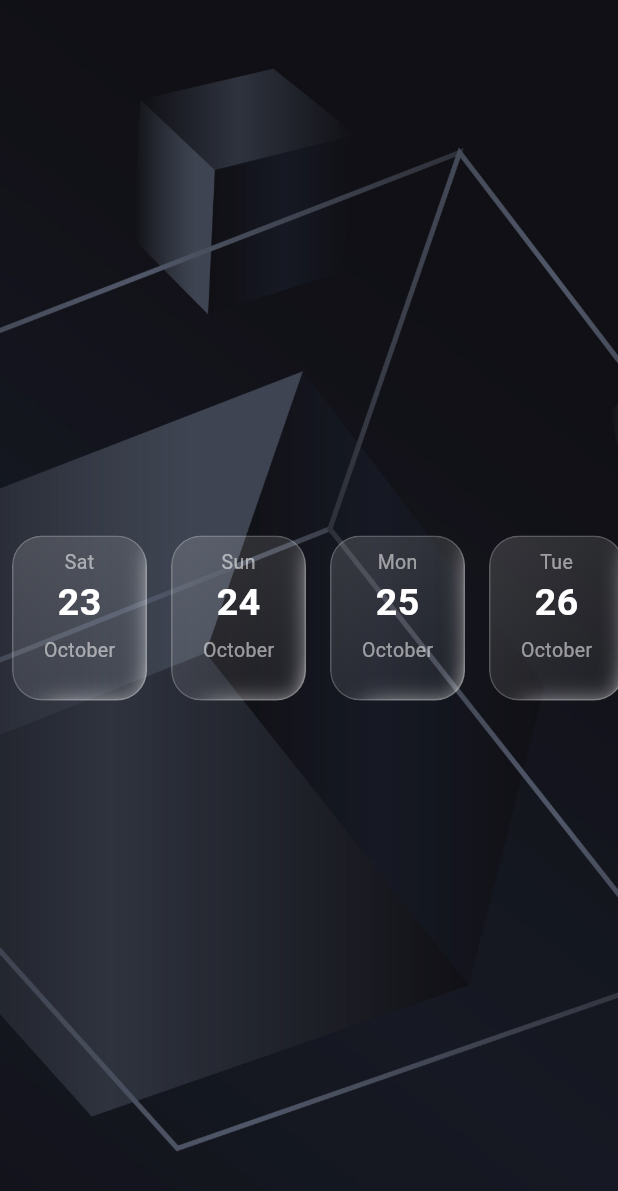
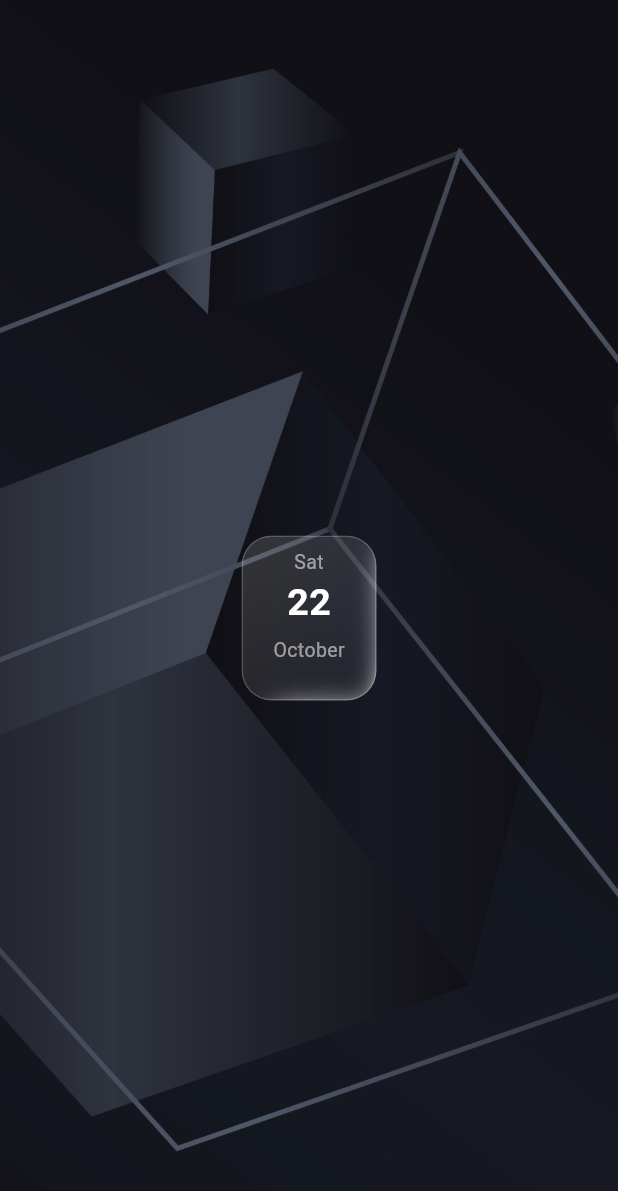
Before and after one commit to Redooyyy/CityU_Student_Portal, a Flutter app: the screen it shows after launch, on a phone screen of 412 x 824 dp. Shown: the top 1191 px of the screen. Run offline on Flutter 3.47's test engine with Material 3 defaults, Android fonts, the phone set to English and light mode, and no system bars; our stand-ins replace loading_animation_widget; missing offline and left inert: chip_list, cool_dropdown.

Commit message:
On tab color change for custom date_choice_chip

```diff
--- /dev/null
+++ b/lib/custom_components/date_weak_chip.dart
@@ -0,0 +1,98 @@
+import 'package:cityu_student_protal/custom_widget/glass_container2.dart';
+import 'package:flutter/material.dart';
+
+class DateWeakChip {
+  final double sigmaX;
+  final double sigmaY;
+  final String day;
+  final String date;
+  final String month;
+  final GestureTapCallback onTab;
+  final bool selected;
+
+  DateWeakChip({
+    required this.sigmaX,
+    required this.sigmaY,
+    required this.day,
+    required this.date,
+    required this.month,
+    required this.onTab,
+    this.selected = false,
+  });
+
+  Widget myCard() {
+    return Padding(
+      padding: const EdgeInsets.all(8.0),
+      child: GestureDetector(
+        onTap: onTab,
+        child: GlassContainer2(
+          sigmaY: sigmaY,
+          sigmaX: sigmaX,
+          width: 90,
+          height: 110,
+          borderRadius: 20,
+          boxShadow: selected
+              ? [
+                  BoxShadow(
+                    color: Colors.blue,
+                    blurRadius: 100,
+                    spreadRadius: -15,
+                    offset: Offset(0, 3),
+                  ),
+                ]
+              : [
+                  BoxShadow(
+                    color: Colors.white,
+                    blurRadius: 15,
+                    offset: Offset(95, 0),
+                  ),
+                  BoxShadow(
+                    color: Colors.white,
+                    blurRadius: 15,
+                    offset: Offset(15, 115),
+                  ),
+                  BoxShadow(
+                    color: Colors.white,
+                    blurRadius: 15,
+                    offset: Offset(90, 90),
+                  ),
+                ],
+          child: Column(
+            children: [
+              Padding(
+                padding: const EdgeInsets.only(top: 8.0),
+                child: Text(
+                  day,
+                  style: TextStyle(
+                    color: Colors.white54,
+                    fontWeight: FontWeight.w400,
+                    fontSize: 13,
+                  ),
+                ),
+              ),
+              Text(
+                date,
+                style: TextStyle(
+                  color: Colors.white,
+                  fontWeight: FontWeight.w600,
+                  fontSize: 25,
+                ),
+              ),
+              Padding(
+                padding: const EdgeInsets.only(top: 4.0),
+                child: Text(
+                  month,
+                  style: TextStyle(
+                    color: Colors.white54,
+                    fontWeight: FontWeight.w400,
+                    fontSize: 13,
+                  ),
+                ),
+              ),
+            ],
+          ),
+        ),
+      ),
+    );
+  }
+}
--- a/lib/pages/home_page.dart
+++ b/lib/pages/home_page.dart
@@ -1,12 +1,19 @@
 import 'package:cityu_student_protal/custom_components/cancel_button.dart';
+import 'package:cityu_student_protal/custom_components/date_weak_chip.dart';
 import 'package:cityu_student_protal/custom_widget/glass_container2.dart';
 import 'package:cityu_student_protal/custom_widget/glassy_container.dart';
 import 'package:flutter/material.dart';
 import 'package:flutter/rendering.dart';
 
-class HomePage extends StatelessWidget {
-  const HomePage({super.key});
+class HomePage extends StatefulWidget {
+  bool selected = false;
+  HomePage({super.key});
 
+  @override
+  State<HomePage> createState() => _HomePageState();
+}
+
+class _HomePageState extends State<HomePage> {
   @override
   Widget build(BuildContext context) {
     return Scaffold(
@@ -38,13 +45,19 @@ class HomePage extends StatelessWidget {
                 children: [
                   //NOTE:Testing values
                   //TODO:Fetch from API
-                  myCard("Sat", "23", "October"),
-                  myCard("Sun", "24", "October"),
-                  myCard("Mon", "25", "October"),
-                  myCard("Tue", "26", "October"),
-                  myCard("Wed", "27", "October"),
-                  myCard("Thu", "28", "October"),
-                  myCard("Fri", "29", "October"),
+                  DateWeakChip(
+                    day: "Sat",
+                    month: "October",
+                    date: "22",
+                    sigmaY: 0,
+                    sigmaX: 0,
+                    selected: widget.selected,
+                    onTab: () {
+                      print("Tabbed");
+                      widget.selected = !widget.selected;
+                      setState(() {});
+                    },
+                  ).myCard(),
                 ],
               ),
             ),
@@ -53,64 +66,4 @@ class HomePage extends StatelessWidget {
       ),
     );
   }
-
-  Widget myCard(String day, String date, String month) {
-    return Padding(
-      padding: const EdgeInsets.all(8.0),
-      child: GlassContainer2(
-        sigmaY: 0,
-        sigmaX: 0,
-        width: 90,
-        height: 110,
-        borderRadius: 20,
-        boxShadow: [
-          BoxShadow(color: Colors.white, blurRadius: 15, offset: Offset(95, 0)),
-          BoxShadow(
-            color: Colors.white,
-            blurRadius: 15,
-            offset: Offset(15, 115),
-          ),
-          BoxShadow(
-            color: Colors.white,
-            blurRadius: 15,
-            offset: Offset(90, 90),
-          ),
-        ],
-        child: Column(
-          children: [
-            Padding(
-              padding: const EdgeInsets.only(top: 8.0),
-              child: Text(
-                day,
-                style: TextStyle(
-                  color: Colors.white54,
-                  fontWeight: FontWeight.w400,
-                  fontSize: 13,
-                ),
-              ),
-            ),
-            Text(
-              date,
-              style: TextStyle(
-                color: Colors.white,
-                fontWeight: FontWeight.w600,
-                fontSize: 25,
-              ),
-            ),
-            Padding(
-              padding: const EdgeInsets.only(top: 4.0),
-              child: Text(
-                month,
-                style: TextStyle(
-                  color: Colors.white54,
-                  fontWeight: FontWeight.w400,
-                  fontSize: 13,
-                ),
-              ),
-            ),
-          ],
-        ),
-      ),
-    );
-  }
 }
```
